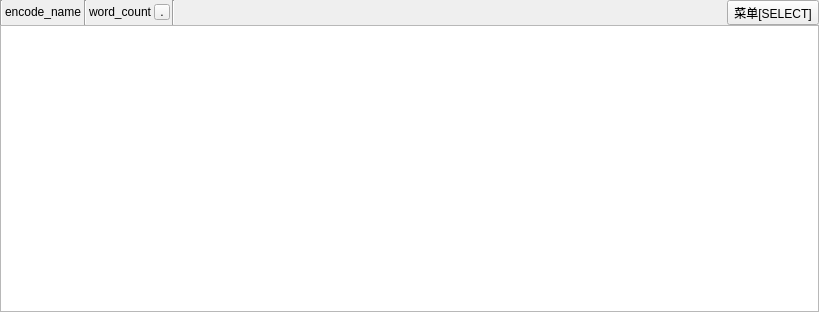
Old version of the form qtxtreader.ui in the repository guangmingwan/rs97-txtReader.
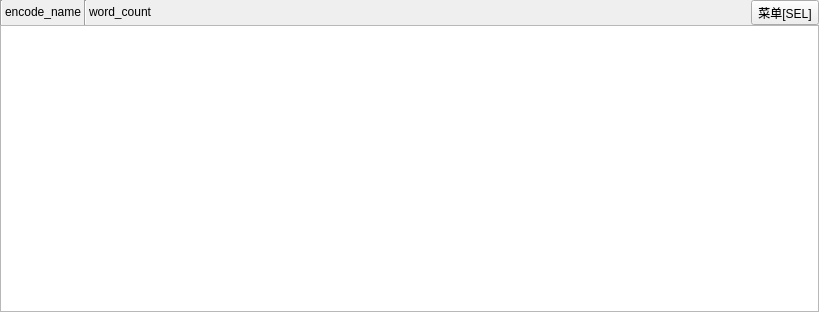
New version of the form. Custom widgets are drawn as their Qt base class.

Commit message: fix count word for zh

```diff
--- a/qtxtreader.ui
+++ b/qtxtreader.ui
@@ -87,45 +87,7 @@
         </property>
        </widget>
       </item>
-      <item>
-       <widget class="QToolButton" name="f_bgcolor">
-        <property name="minimumSize">
-         <size>
-          <width>16</width>
-          <height>16</height>
-         </size>
-        </property>
-        <property name="maximumSize">
-         <size>
-          <width>16</width>
-          <height>16</height>
-         </size>
-        </property>
-        <property name="focusPolicy">
-         <enum>Qt::ClickFocus</enum>
-        </property>
-        <property name="toolTip">
-         <string>Text background color</string>
-        </property>
-        <property name="text">
-         <string>.</string>
-        </property>
-        <property name="iconSize">
-         <size>
-          <width>16</width>
-          <height>16</height>
-         </size>
-        </property>
-       </widget>
-      </item>
       
-      <item>
-       <widget class="Line" name="line_6">
-        <property name="orientation">
-         <enum>Qt::Vertical</enum>
-        </property>
-       </widget>
-      </item>
       
       <item>
        <spacer name="horizontalSpacer">
@@ -143,7 +105,7 @@
       <item>
        <widget class="QToolButton" name="f_menu">
         <property name="text">
-         <string>菜单[SELECT]</string>
+         <string>菜单[SEL]</string>
         </property>
        </widget>
       </item>
```
Left out of the diff: 11 changed lines with no effect on the pictures. The commit also changes 2 other files.
